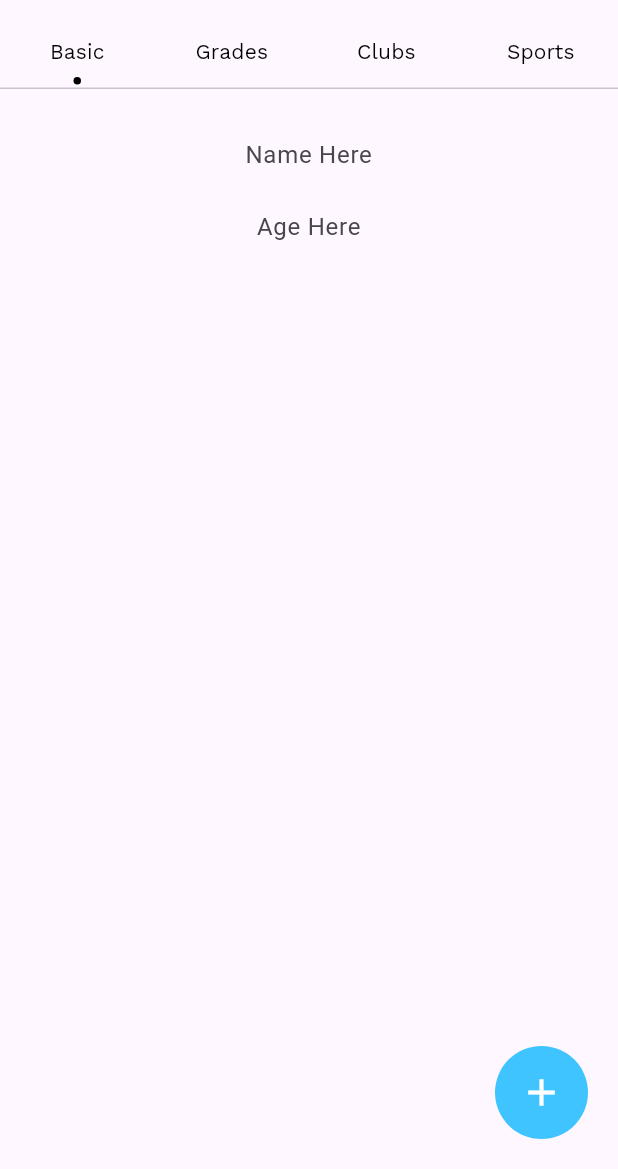
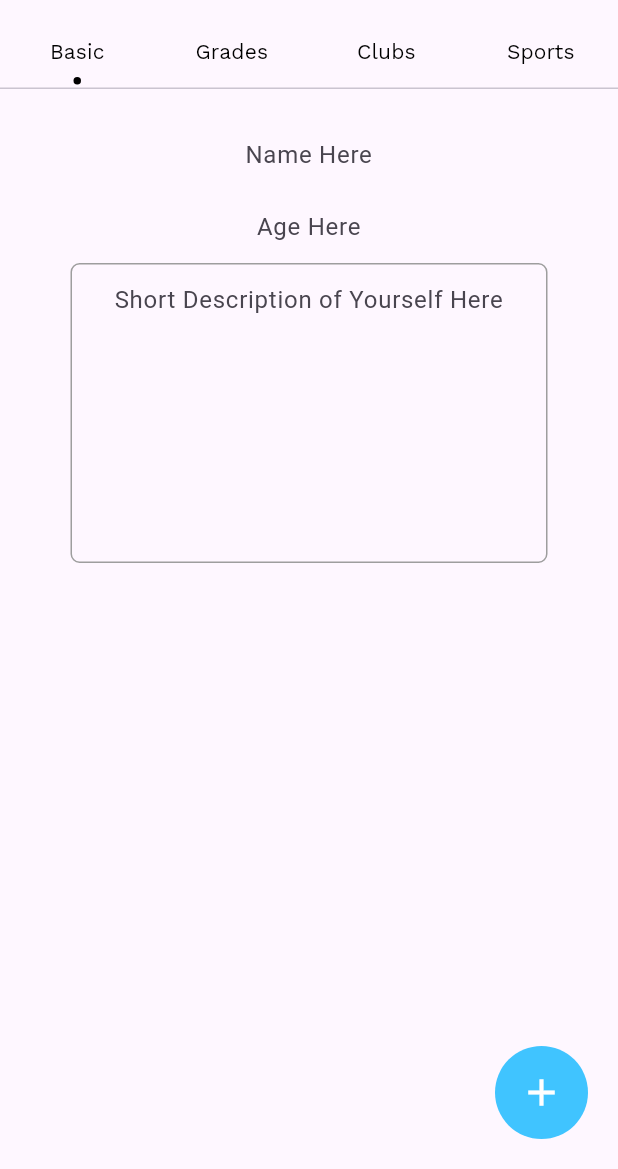
Before and after one commit to ZacharySweet/profolio-app, a Flutter app: the screen it shows after launch, on a phone screen of 412 x 824 dp, the part 67-1236 px from its top. Run offline on Flutter 3.47's test engine with Material 3 defaults, Android fonts, the phone set to English and light mode, and no system bars.

Commit message:
more basic editing

```diff
--- a/lib/widgets/basic_Page.dart
+++ b/lib/widgets/basic_Page.dart
@@ -14,15 +14,15 @@ class _BasicPageState extends State<BasicPage> {
 
   @override
   Widget build(BuildContext context) {
-    return const Scaffold(
+    return Scaffold(
       body: Center(
         child: Column(
           crossAxisAlignment: CrossAxisAlignment.center,
           children: [
-            SizedBox(
+            const SizedBox(
               height: 20,
             ),
-            SizedBox(
+            const SizedBox(
               width: 300,
               child: TextField(
                 textAlign: TextAlign.center,
@@ -30,14 +30,34 @@ class _BasicPageState extends State<BasicPage> {
                     hintText: 'Name Here', border: InputBorder.none),
               ),
             ),
-            SizedBox(
+            const SizedBox(
               width: 300,
               child: TextField(
                 textAlign: TextAlign.center,
                 decoration: InputDecoration(
                     hintText: 'Age Here', border: InputBorder.none),
               ),
-            )
+            ),
+            Container(
+              height: 200,
+              padding: const EdgeInsets.symmetric(horizontal: 8),
+              decoration: BoxDecoration(
+                  border: Border.all(color: Colors.grey),
+                  borderRadius: BorderRadius.circular(6)),
+              child: const Expanded(
+                child: SizedBox(
+                  width: 300,
+                  child: TextField(
+                    textAlignVertical: TextAlignVertical.top,
+                    textAlign: TextAlign.center,
+                    decoration: InputDecoration(
+                        border: InputBorder.none,
+                        hintText: 'Short Description of Yourself Here'),
+                    maxLines: null, // Allow unlimited lines
+                  ),
+                ),
+              ),
+            ),
           ],
         ),
       ),
```
